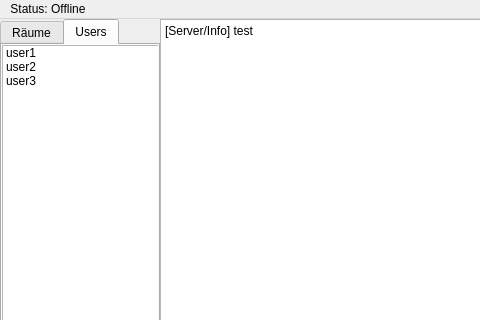
Above: Client/Chris/GUI/untitled.ui from Gamefors/ChatProgram before the change; both pictures show x 0 to 480 and y 0 to 320 of the 900 by 650 pixel window. Below: the same form after it.
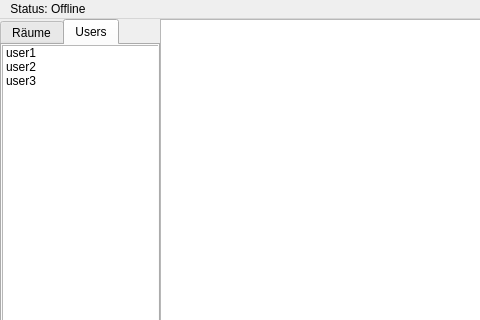
That is the form after the change. The open tabs and pages were chosen to show the change. Icons and pictures are not drawn.

```diff
--- a/Client/Chris/GUI/untitled.ui
+++ b/Client/Chris/GUI/untitled.ui
@@ -86,9 +86,7 @@
         <bool>true</bool>
        </property>
        <property name="plainText">
-        <string>[Server/Info] test
-
- </string>
+        <string/>
        </property>
        <property name="maximumBlockCount">
         <number>6</number>
```
Left out of the diff: 6 changed lines with no effect on the pictures.
